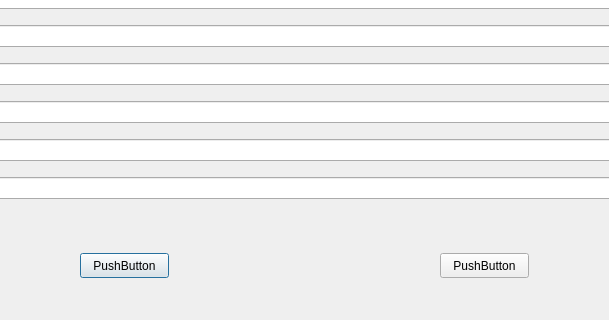
Qt form QTSDI/forms/profile.ui (JaredFA363/Cargo-E-MarketPlace) before a commit; both pictures show x 130 to 739 and y 237 to 557 of the 923 by 557 pixel window.
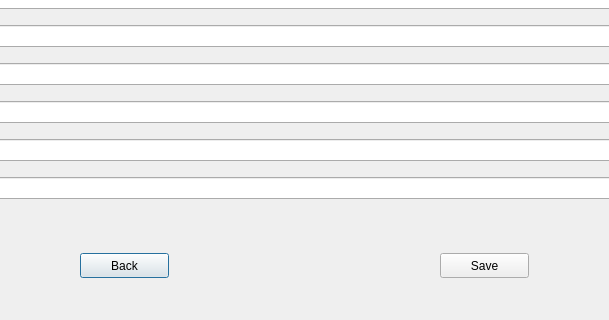
The same form after that commit.

Commit message: Fixed the repeating file issue and implemted back button on profile

```diff
--- a/QTSDI/forms/profile.ui
+++ b/QTSDI/forms/profile.ui
@@ -62,7 +62,7 @@
     </rect>
    </property>
    <property name="text">
-    <string>PushButton</string>
+    <string>Back</string>
    </property>
   </widget>
   <widget class="QPushButton" name="pushButton_2">
@@ -75,7 +75,7 @@
     </rect>
    </property>
    <property name="text">
-    <string>PushButton</string>
+    <string>Save</string>
    </property>
   </widget>
   <widget class="QLabel" name="label">
```
Left out of the diff: 22 changed lines with no effect on the pictures. The commit also changes 4 other files.
